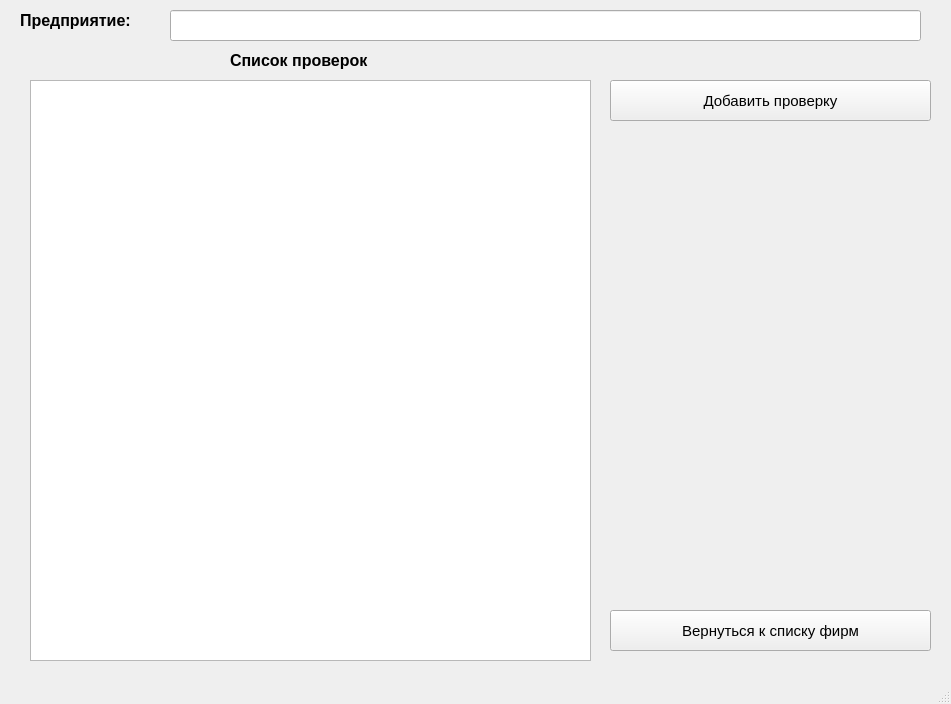
This is gui/checks.ui in Saatarko/MUS as Qt 5 draws it before an edit. The edited form follows.
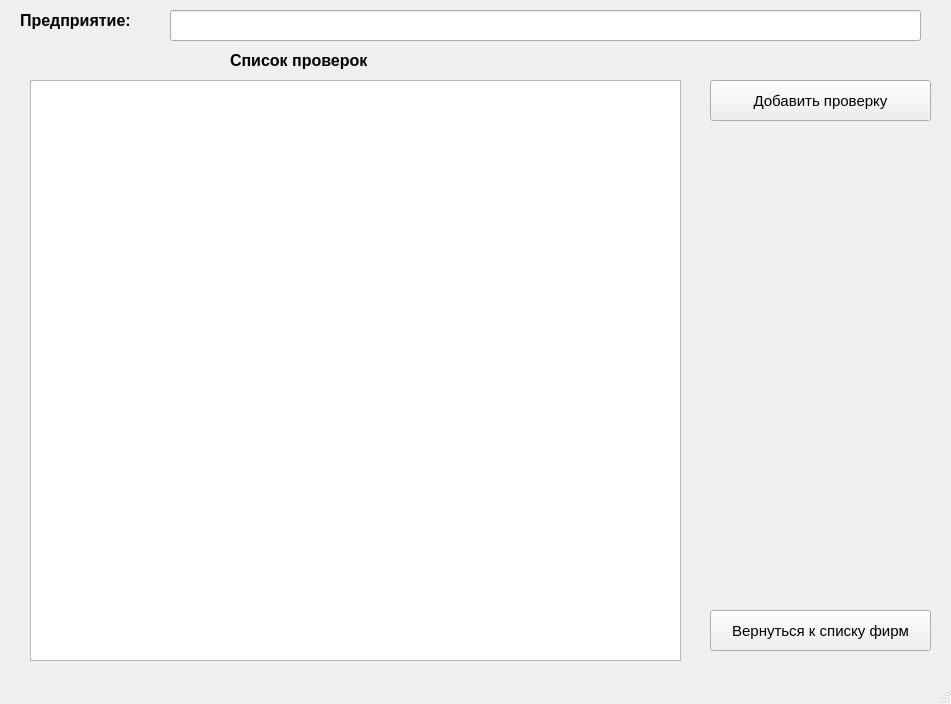
This is the edited form.

Diff of the .ui file:
```diff
--- a/gui/checks.ui
+++ b/gui/checks.ui
@@ -39,7 +39,7 @@
      <rect>
       <x>30</x>
       <y>80</y>
-      <width>561</width>
+      <width>651</width>
       <height>581</height>
      </rect>
     </property>
@@ -80,9 +80,9 @@
    <widget class="QPushButton" name="btn_new_checks">
     <property name="geometry">
      <rect>
-      <x>610</x>
+      <x>710</x>
       <y>80</y>
-      <width>321</width>
+      <width>221</width>
       <height>41</height>
      </rect>
     </property>
@@ -98,9 +98,9 @@
    <widget class="QPushButton" name="btn_checks_exit_to_firm">
     <property name="geometry">
      <rect>
-      <x>610</x>
+      <x>710</x>
       <y>610</y>
-      <width>321</width>
+      <width>221</width>
       <height>41</height>
      </rect>
     </property>
```
